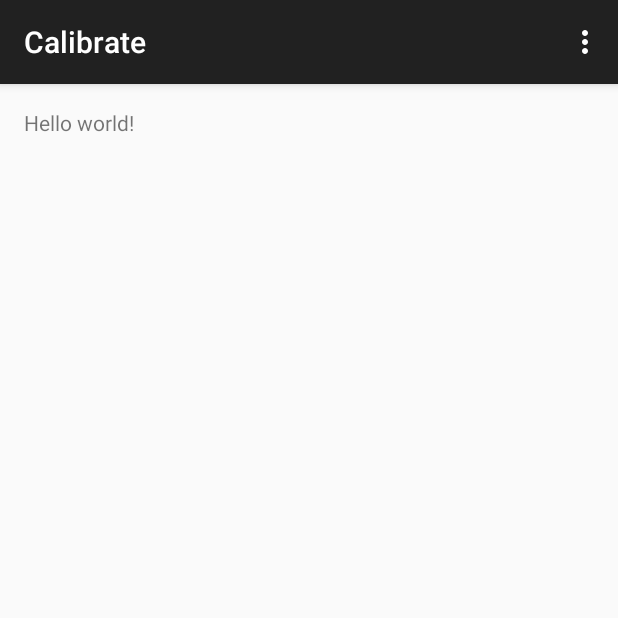
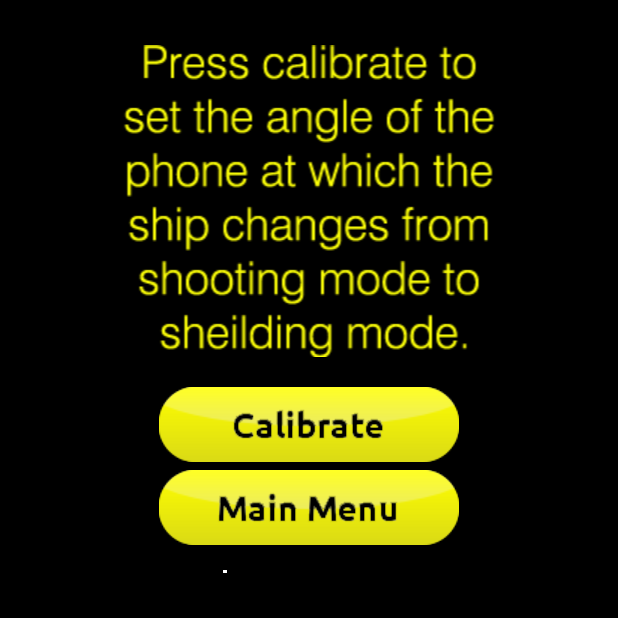
Before and after one commit to gundygoo/accelerometer-shooter, an Android app: the Calibrate screen opened directly, with no data from a screen before it, on a phone screen of 412 x 824 dp, the top half of it. Run offline under Robolectric (Android 15) with nearby library versions, the phone set to English and light mode, and no system bars.

Commit message:
Updated Menu, Calibrate, and Instructions
Calibrate now works and the menu is updated to look better.  The
instructions have a framework, but I have yet to put anything into them.

```diff
--- a/MainMenu/app/src/main/java/com/example/student/mainmenu/Background.java
+++ b/MainMenu/app/src/main/java/com/example/student/mainmenu/Background.java
@@ -12,33 +12,45 @@ import java.util.Random;
 /**
  * Created by student on 4/7/2015.
  */
+//A view with a scrolling randomly created star background
 public class Background extends View
 {
+    //Constructor without attributes
     public Background(Context mContext)
     {
         super(mContext);
     }
+    //Constructor with attributes
     public Background(Context context, AttributeSet attrs) {super(context, attrs);}
+    //Checks if stars have already been created
     private boolean appStarted=false;
-    private Circle[] stars = new Circle[100];
+    //Use this variable to manipulate number of stars created
+    int numOfStars = 50;
+    //Array of stars for background
+    private Circle[] stars = new Circle[numOfStars];
     public void onDraw(Canvas canvas)
     {
+        //Makes background black
         canvas.drawColor(Color.BLACK);
         if(!appStarted)
         {
-            for (int i = 0; i < 100; i++)
+            for (int i = 0; i < numOfStars; i++)
             {
-                //Create star and random location within canvas of size 10 put in stars array
-                stars[i]= new Circle(randInt(5, canvas.getWidth()-5),randInt(5,canvas.getHeight()-5),randInt(0,5));
+                //Create star and random l location within canvas of size 10 put in stars array
+                stars[i]= new Circle(randInt(5, canvas.getWidth()-5),randInt(5,canvas.getHeight()-5),(float)randInt(1,100)/25);
             }
             appStarted=true;
         }
+        //Creates a white paint to color stars with
         Paint p = new Paint();
-        p.setColor(Color.YELLOW);
-        for(int i =0; i<100; i++)
+        p.setColor(Color.WHITE);
+        for(int i =0; i<numOfStars; i++)
         {
+            //Draw the stars at their current location
             canvas.drawCircle(stars[i].getX(),stars[i].getY(),stars[i].getRadius(),p);
+            //Moves the stars bigger stars move faster
             stars[i].moveDownBasedOnSize();
+            //If as star goes past the bottom of the screen move to top and to a random x value
             if(stars[i].getY()>canvas.getHeight()+5)
             {
                 stars[i].setY(-5);
@@ -49,36 +61,39 @@ public class Background extends View
     }
     private class Circle
     {
-        private int x;
-        private int y;
-        private int radius;
-
-        public Circle(int x, int y, int radius)
+        private float x;
+        private float y;
+        private float radius;
+        //Create a circle with a x,y location and a size
+        public Circle(float x, float y, float radius)
         {
             this.x=x;
             this.y=y;
             this.radius=radius;
         }
+        //Change the x location
         public void setX(int x)
         {
             this.x=x;
         }
+        //Change the y location
         public void setY(int y)
         {
             this.y=y;
         }
-        public int getX()
+        public float getX()
         {
             return x;
         }
-        public int getY()
+        public float getY()
         {
             return y;
         }
-        public int getRadius()
+        public float getRadius()
         {
             return radius;
         }
+        //Move the y location down screen based on size
         public void moveDownBasedOnSize()
         {
             y=y+radius;
@@ -86,6 +101,7 @@ public class Background extends View
 
 
     }
+    //Retreive a random number between two numbers
     private static int randInt(int min, int max) {
 
         Random rand = new Random();
--- a/MainMenu/app/src/main/java/com/example/student/mainmenu/Calibrate.java
+++ b/MainMenu/app/src/main/java/com/example/student/mainmenu/Calibrate.java
@@ -1,39 +1,97 @@
 package com.example.student.mainmenu;
 
+import android.app.Activity;
+import android.content.Context;
+import android.content.Intent;
+import android.hardware.Sensor;
+import android.hardware.SensorEvent;
+import android.hardware.SensorEventListener;
+import android.hardware.SensorManager;
 import android.support.v7.app.ActionBarActivity;
 import android.os.Bundle;
+import android.util.Log;
 import android.view.Menu;
 import android.view.MenuItem;
+import android.view.View;
+import android.widget.Button;
+import android.widget.ImageButton;
+import android.widget.Toast;
+
+import java.io.FileNotFoundException;
+import java.io.FileOutputStream;
 
 
-public class Calibrate extends ActionBarActivity {
-
+public class Calibrate extends Activity implements View.OnClickListener, SensorEventListener  {
+    private ImageButton calibrate;
+    private ImageButton mainMenu;
+    private SensorManager mSensorManager;
+    private Sensor mSensor;
+    private float currentTilt;
     @Override
     protected void onCreate(Bundle savedInstanceState) {
         super.onCreate(savedInstanceState);
         setContentView(R.layout.activity_calibrate);
+        calibrate = (ImageButton) findViewById(R.id.calibrate2);
+        calibrate.setOnClickListener(this);
+        mainMenu = (ImageButton) findViewById(R.id.mainmenu);
+        mainMenu.setOnClickListener(this);
+        mSensorManager = (SensorManager) getSystemService(Context.SENSOR_SERVICE);
+        mSensor = mSensorManager.getDefaultSensor(Sensor.TYPE_ACCELEROMETER);
+        mSensorManager.registerListener(this, mSensor, mSensorManager.SENSOR_DELAY_NORMAL);
     }
-
-
-    @Override
-    public boolean onCreateOptionsMenu(Menu menu) {
-        // Inflate the menu; this adds items to the action bar if it is present.
-        getMenuInflater().inflate(R.menu.menu_calibrate, menu);
-        return true;
+    //Every time the sensor data changes updates the speed at which x and y are moved
+    public void onSensorChanged(SensorEvent event){
+        currentTilt=event.values[1];
+        Log.d("Calibrate", Float.toString(currentTilt));
     }
 
     @Override
-    public boolean onOptionsItemSelected(MenuItem item) {
-        // Handle action bar item clicks here. The action bar will
-        // automatically handle clicks on the Home/Up button, so long
-        // as you specify a parent activity in AndroidManifest.xml.
-        int id = item.getItemId();
+    public void onAccuracyChanged(Sensor sensor, int accuracy) {
 
-        //noinspection SimplifiableIfStatement
-        if (id == R.id.action_settings) {
-            return true;
+    }
+    //Stops listening for accelerometer data when app is paused
+    public void onPause() {
+        super.onPause();
+        mSensorManager.unregisterListener(this);
+    }
+    //Resumes listening to accelerometer data when app is brought out of paused state
+    public void onResume() {
+        super.onResume();
+        mSensorManager.registerListener(this, mSensor, mSensorManager.SENSOR_DELAY_NORMAL);
+    }
+    @Override
+    public void onClick(View v)
+    {
+        if(v.getId()==R.id.calibrate2)
+        {
+            Context context = getApplicationContext();
+            CharSequence text = "";
+            int duration = Toast.LENGTH_SHORT;
+            String FILENAME = "angle";
+            String string = currentTilt + "";
+            try {
+                FileOutputStream fos = openFileOutput(FILENAME, Context.MODE_PRIVATE);
+                fos.write(string.getBytes());
+                fos.close();
+            }
+            catch (Exception e)
+            {
+
+                text = "An Error Occurred!";
+
+                Toast toast = Toast.makeText(context, text, duration);
+                toast.show();
+            }
+            text = "Angle Calibrated!";
+            Toast toast = Toast.makeText(context, text, duration);
+            toast.show();
         }
+        if(v.getId()==R.id.mainmenu)
+        {
+            Intent i = getIntent();
+            setResult(Activity.RESULT_OK, i);
+            finish();
+        }
+    }
 
-        return super.onOptionsItemSelected(item);
-    }
 }
--- a/MainMenu/app/src/main/res/layout/activity_calibrate.xml
+++ b/MainMenu/app/src/main/res/layout/activity_calibrate.xml
@@ -1,12 +1,41 @@
-<RelativeLayout xmlns:android="http://schemas.android.com/apk/res/android"
+<FrameLayout xmlns:android="http://schemas.android.com/apk/res/android"
     xmlns:tools="http://schemas.android.com/tools" android:layout_width="match_parent"
-    android:layout_height="match_parent" android:paddingLeft="@dimen/activity_horizontal_margin"
-    android:paddingRight="@dimen/activity_horizontal_margin"
-    android:paddingTop="@dimen/activity_vertical_margin"
-    android:paddingBottom="@dimen/activity_vertical_margin"
+    android:layout_height="match_parent"
     tools:context="com.example.student.mainmenu.Calibrate">
+    <com.example.student.mainmenu.Background
+        android:layout_width="match_parent"
+        android:layout_height="match_parent"/>
 
-    <TextView android:text="@string/hello_world" android:layout_width="wrap_content"
-        android:layout_height="wrap_content" />
+    <LinearLayout
+        android:orientation="vertical"
+        android:layout_width="match_parent"
+        android:layout_height="match_parent"
+        >
 
-</RelativeLayout>
+        <ImageView
+            android:layout_marginTop="30dp"
+            android:layout_width="match_parent"
+            android:layout_height="wrap_content"
+            android:id="@+id/imageView"
+            android:src="@drawable/calibrateinstructions"/>
+
+        <ImageButton
+            android:layout_marginTop="20dp"
+            android:layout_width="wrap_content"
+            android:layout_height="wrap_content"
+            android:id="@+id/calibrate2"
+            android:layout_gravity="center"
+            android:background="@drawable/calibrate"
+            android:src="@drawable/calibrate"/>
+        <ImageButton
+            android:layout_marginTop="5dp"
+            android:layout_width="wrap_content"
+            android:layout_height="wrap_content"
+            android:id="@+id/mainmenu"
+            android:layout_gravity="center"
+            android:background="@drawable/mainmenu"
+            android:src="@drawable/mainmenu"/>
+
+    </LinearLayout>
+
+</FrameLayout>
--- a/MainMenu/app/src/main/res/values/strings.xml
+++ b/MainMenu/app/src/main/res/values/strings.xml
@@ -4,4 +4,5 @@
     <string name="hello_world">Hello world!</string>
     <string name="action_settings">Settings</string>
     <string name="title_activity_calibrate">Calibrate</string>
+    <string name="title_activity_instructions">Instructions</string>
 </resources>
```
Also changed, not shown: MainMenu/app/src/main/AndroidManifest.xml (+6 -2 lines), MainMenu/app/src/main/java/com/example/student/mainmenu/Instructions.java (added, +68 -0 lines), MainMenu/app/src/main/java/com/example/student/mainmenu/MainMenu.java (+74 -80 lines), MainMenu/app/src/main/res/layout/activity_instructions_moving.xml (added, +39 -0 lines), MainMenu/app/src/main/res/layout/activity_instructions_shooting.xml (added, +26 -0 lines), MainMenu/app/src/main/res/layout/activity_main_menu.xml (+13 -3 lines), MainMenu/app/src/main/res/menu/menu_instructions.xml (added, +7 -0 lines), MainMenu/app/src/main/res/drawable/backwardarrow.png (added), MainMenu/app/src/main/res/drawable/calibrate.png, MainMenu/app/src/main/res/drawable/calibrateinstructions.png (added), MainMenu/app/src/main/res/drawable/forwardarrow.png (added), MainMenu/app/src/main/res/drawable/instructions.png (added), MainMenu/app/src/main/res/drawable/leaderboard.png, MainMenu/app/src/main/res/drawable/mainmenu.png (added), 2 more files.
